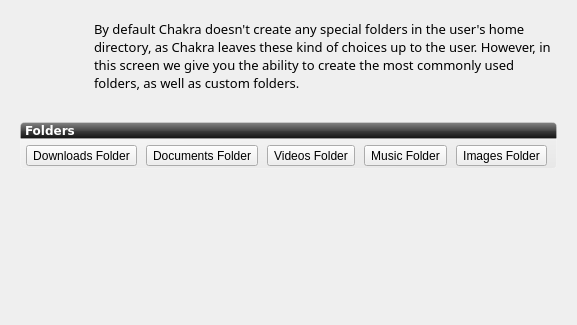
Qt form ui/ui_scrFolder.ui (rshipp/kapudan) before a commit; both pictures show x 0 to 577 and y 0 to 325 of the 577 by 505 pixel window.
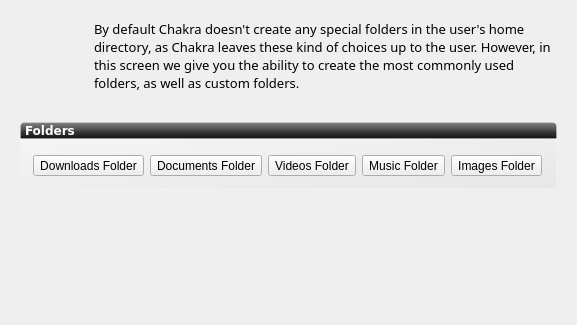
The same form after that commit. Icons and pictures are not drawn.

Commit message: changed groupbox margin from 0 to 10 in scrFolder

Patch:
```diff
--- a/ui/ui_scrFolder.ui
+++ b/ui/ui_scrFolder.ui
@@ -60,7 +60,7 @@
        </property>
        <layout class="QVBoxLayout" name="verticalLayout">
         <property name="margin">
-         <number>0</number>
+         <number>10</number>
         </property>
         <item>
          <layout class="QHBoxLayout" name="horizontalLayout_3">
```
The commit also changes 1 other file.
